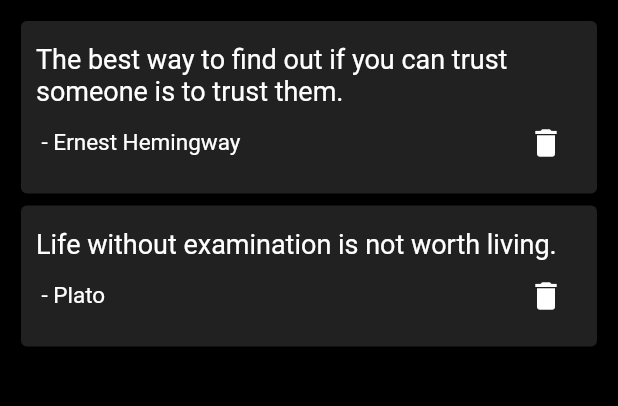
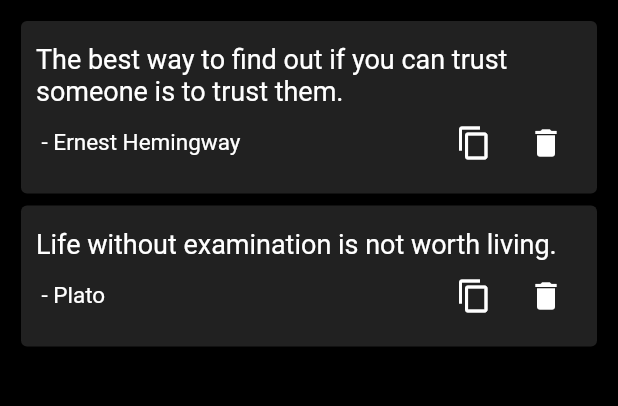
Before and after one commit to christopherlam888/quote-bank, a Flutter app: the screen it shows after launch, on a phone screen of 412 x 824 dp, the part 84-490 px from its top. Run offline on Flutter 3.47's test engine with Material 2 defaults, Android fonts, the phone set to English and light mode, and no system bars; our stand-ins replace shared_preferences; statements that could not run were skipped.

Commit message:
Add copy button

```diff
--- a/lib/pages/home.dart
+++ b/lib/pages/home.dart
@@ -2,6 +2,7 @@ import 'package:flutter/material.dart';
 import 'package:quote_bank/classes/quote.dart';
 import 'package:shared_preferences/shared_preferences.dart';
 import 'dart:convert';
+import 'package:flutter/services.dart';
 
 class Home extends StatefulWidget {
   @override
@@ -101,6 +102,14 @@ class _HomeState extends State<Home> {
                                 ),
                               ),
                             ),
+                            Row(
+                              children: [
+                                IconButton(
+                                  onPressed: () {
+                                    Clipboard.setData(ClipboardData(text: quotes[index].text));
+                                  },
+                                  icon: Icon(Icons.content_copy, color: Colors.white),
+                                ),
                                 IconButton(
                                   onPressed: () {
                                     setState(() {
@@ -109,6 +118,8 @@ class _HomeState extends State<Home> {
                                     });
                                   },
                                   icon: Icon(Icons.delete, color: Colors.white),
+                                ),
+                              ],
                             ),
                           ],
                         ),
```
Lines whose indentation alone changed are shown as unchanged.
